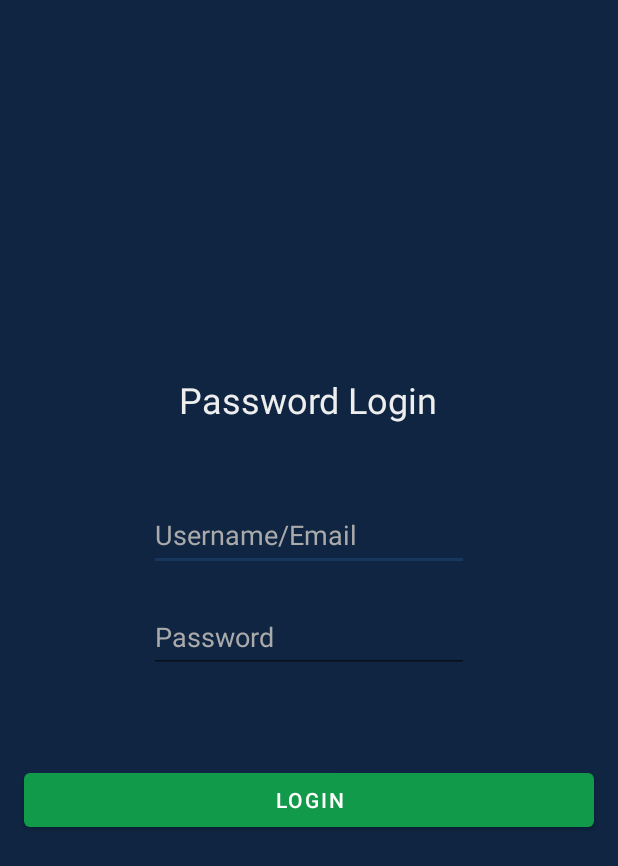
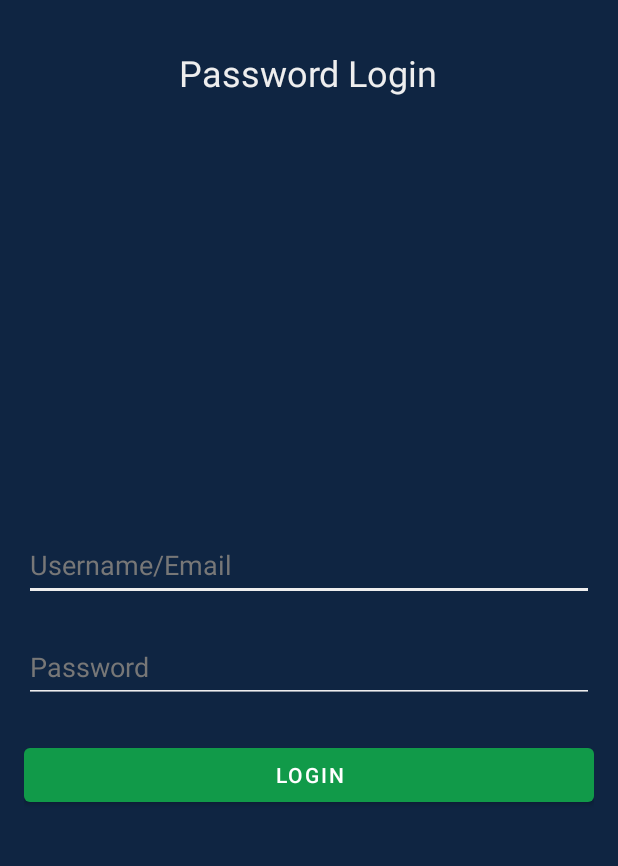
Before and after one commit to Nosewall/COMP-4800-Practicum-2, an Android app: the PasswordActivity screen opened directly, with no data from a screen before it, on a phone screen of 412 x 824 dp. Shown: the top 866 px of the screen. Run offline under Robolectric (Android 15) with nearby library versions, the phone set to English and light mode, and no system bars.

Commit message:
refactor: update layouts to use weight oriented spacing

```diff
--- a/silver-servers-companion/app/src/main/res/layout/activity_password.xml
+++ b/silver-servers-companion/app/src/main/res/layout/activity_password.xml
@@ -5,45 +5,71 @@
     android:layout_width="match_parent"
     android:layout_height="match_parent"
     android:background="@color/background"
-    android:gravity="center"
     android:orientation="vertical"
     tools:context="com.silverservers.app.PasswordActivity">
 
+    <LinearLayout
+        android:layout_width="match_parent"
+        android:layout_height="wrap_content"
+        android:gravity="center"
+        android:orientation="vertical"
+        android:paddingTop="32dp">
+
         <TextView
-        android:id="@+id/textView_pw_title"
+            android:id="@+id/textView_oauth"
             android:layout_width="wrap_content"
             android:layout_height="wrap_content"
+            android:layout_gravity="center"
             android:text="@string/password_login"
             android:textColor="@color/foreground"
             android:textSize="24sp" />
+    </LinearLayout>
+
+    <LinearLayout
+        android:layout_width="match_parent"
+        android:layout_height="match_parent"
+        android:layout_weight="1"
+        android:gravity="center"
+        android:orientation="vertical"
+        android:padding="16dp">
 
         <EditText
             android:id="@+id/editText_pw_pubKey"
-        android:layout_width="wrap_content"
+            android:layout_width="match_parent"
             android:layout_height="wrap_content"
             android:layout_marginTop="50dp"
             android:autofillHints=""
+            android:backgroundTint="@color/foreground"
             android:ems="10"
             android:hint="@string/username_email"
             android:inputType="textPersonName"
             android:minHeight="48dp"
             android:textColor="@color/foreground"
-        android:textColorHighlight="@android:color/white"
-        android:textColorHint="@android:color/darker_gray" />
+            android:textColorHighlight="@color/foreground"
+            android:textColorHint="@color/grey" />
 
         <EditText
             android:id="@+id/editText_pw_privKey"
-        android:layout_width="wrap_content"
+            android:layout_width="match_parent"
             android:layout_height="wrap_content"
             android:layout_marginTop="20dp"
+            android:backgroundTint="@color/foreground"
             android:ems="10"
             android:hint="@string/password"
             android:importantForAutofill="no"
             android:inputType="textPassword"
             android:minHeight="48dp"
             android:textColor="@color/foreground"
-        android:textColorHighlight="@android:color/white"
-        android:textColorHint="@android:color/darker_gray" />
+            android:textColorHighlight="@color/foreground"
+            android:textColorHint="@color/grey" />
+
+        <Button
+            android:id="@+id/button_pw"
+            android:layout_width="match_parent"
+            android:layout_height="wrap_content"
+            android:layout_marginTop="24dp"
+            android:onClick="login"
+            android:text="@string/login" />
 
         <TextView
             android:id="@+id/textView_pw_err"
@@ -52,13 +78,6 @@
             android:layout_marginTop="25dp"
             android:gravity="center|center_horizontal"
             android:textColor="@android:color/holo_red_dark" />
+    </LinearLayout>
 
-    <Button
-        android:id="@+id/button_pw"
-        android:layout_width="match_parent"
-        android:layout_height="wrap_content"
-        android:layout_margin="16dp"
-        android:layout_marginTop="24dp"
-        android:onClick="login"
-        android:text="@string/login" />
 </LinearLayout>
```
Also changed, not shown: silver-servers-companion/app/src/main/res/drawable/ic_fingerprint_purple.xml (+1 -1 lines), silver-servers-companion/app/src/main/res/layout/activity_biometrics.xml (+4 -10 lines), silver-servers-companion/app/src/main/res/layout/activity_main.xml (+8 -2 lines), silver-servers-companion/app/src/main/res/layout/activity_oauth.xml (+17 -0 lines). Lines whose indentation alone changed are shown as unchanged.
